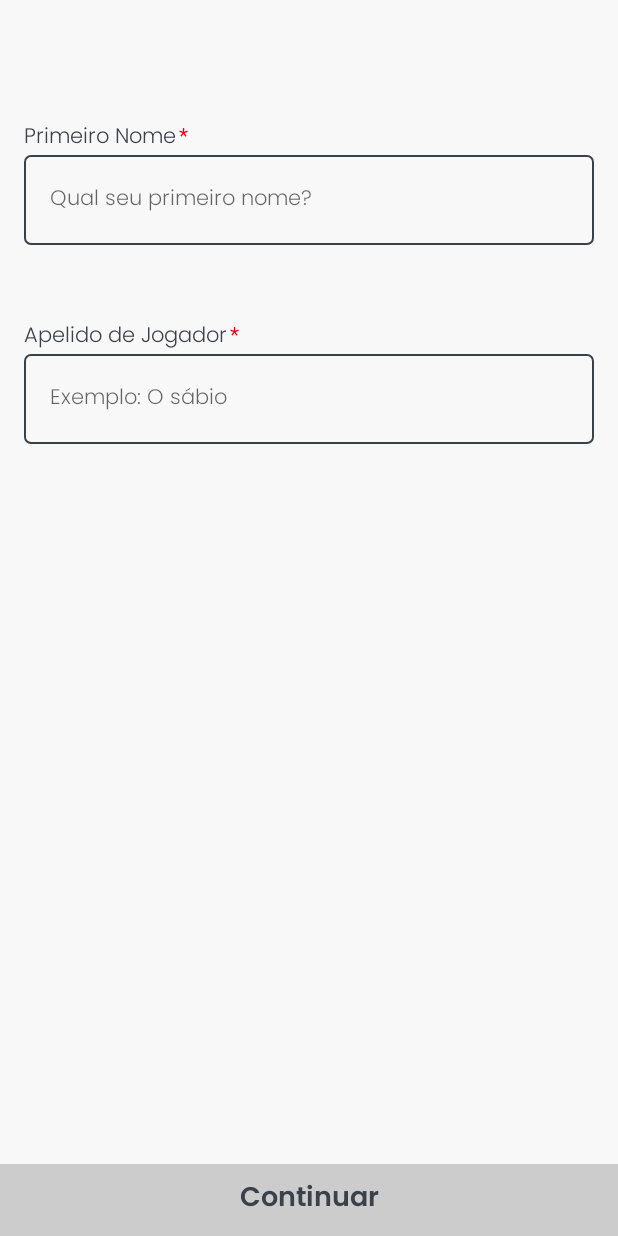
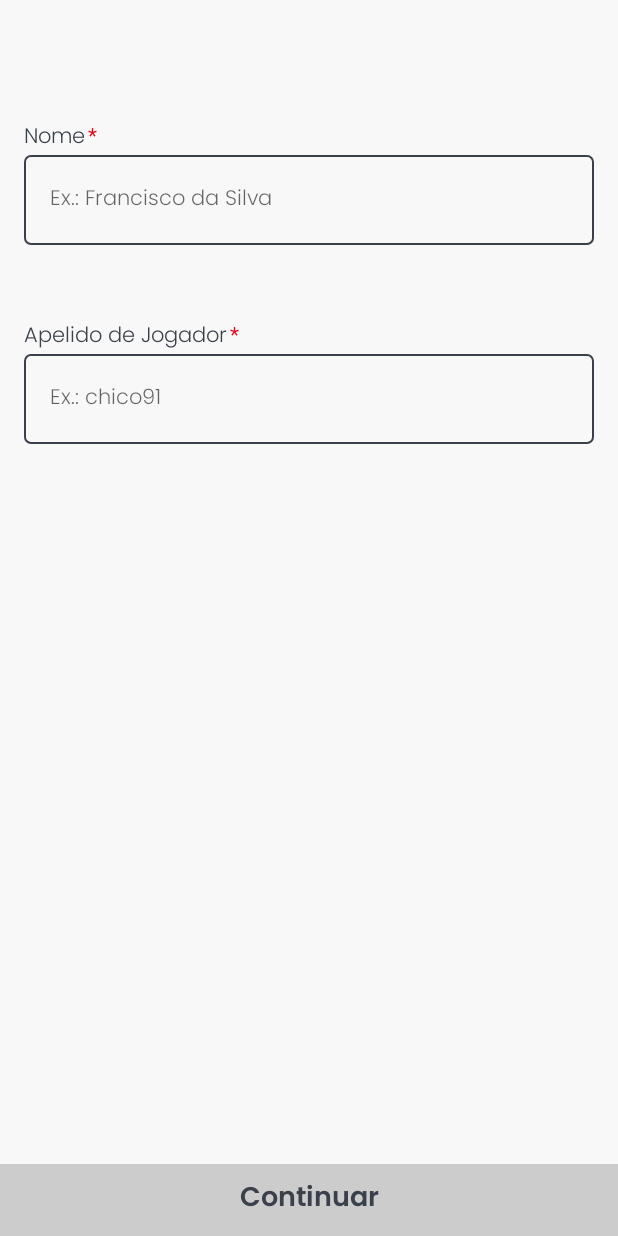
Before and after one commit to eltonjhony/sabidos-mobile, an Android app: the fragment PersonalInfoFragment placed in its activity, on a phone screen of 412 x 824 dp. Run offline under Robolectric (Android 15) with nearby library versions, the phone set to English and light mode, and no system bars; pictures from the network do not load.

Commit message:
Modificações strings

```diff
--- a/app/src/main/java/com/sabidos/presentation/profile/views/UserProfileInfoComponent.kt
+++ b/app/src/main/java/com/sabidos/presentation/profile/views/UserProfileInfoComponent.kt
@@ -24,7 +24,7 @@ class UserProfileInfoComponent @JvmOverloads constructor(
         contentWrapper.show()
         loadingView.stopAnimation()
         loadingView.hide()
-        playerNameTextView.text = "${account.name} - ${account.nickname}"
+        playerNameTextView.text = account.name
         levelStatusComponent.level = account.reputation?.level
         levelStarsComponent.stars = account.reputation?.stars
         answeredValue.text = "${account.totalAnswered}"
--- a/app/src/main/res/values/strings.xml
+++ b/app/src/main/res/values/strings.xml
@@ -4,9 +4,9 @@
     <string name="initial_info_text">Antes de começarmos, informa pra gente</string>
     <string name="next_label">Continuar</string>
     <string name="nickname_player_text">Apelido de Jogador</string>
-    <string name="hint_nickname_field">Exemplo: O sábio</string>
-    <string name="hint_player_name_field">Qual seu primeiro nome?</string>
-    <string name="player_name_text">Primeiro Nome</string>
+    <string name="hint_nickname_field">Ex.: chico91</string>
+    <string name="hint_player_name_field">Ex.: Francisco da Silva</string>
+    <string name="player_name_text">Nome</string>
     <string name="play_label">Jogar</string>
     <string name="home_label">Home</string>
     <string name="premium_label">Premium</string>
@@ -56,7 +56,7 @@
     <string name="category_title_label">Escolha uma categoria</string>
     <string name="exit_label">Sair</string>
     <string name="close_link_label"><u>Sair</u></string>
-    <string name="sign_anonymous_long_text">Caso queira, você também pode logar de forma anônima, clicando</string>
+    <string name="sign_anonymous_long_text">Caso prefira, você também pode entrar como visitante, clicando</string>
     <string name="sign_anonymous_clickable_text">Aqui</string>
     <string name="sign_phone_number_label">Entrar com Telefone</string>
     <string name="sign_email_label">Entrar com Email</string>
@@ -83,9 +83,9 @@
     <string name="performance_label">DESEMPENHO DA RODADA</string>
     <string name="corrects_label">CORRETAS</string>
     <string name="perfect_round_feedback">Rodada Perfeita. Toma aqui seus XPs extra :)</string>
-    <string name="high_round_feedback">Muito bom. Faltou pouco para a rodada perfeita</string>
-    <string name="medium_round_feedback">Você foi mais ou menos. Bora elevar o nível na próxima ;)</string>
-    <string name="low_round_feedback">Foi uma rodada ruim. Bora elevar o nível na próxima ;)</string>
+    <string name="high_round_feedback">Muito bom. Faltou pouco para a rodada perfeita :)</string>
+    <string name="medium_round_feedback">Quase lá. Que tal a rodada perfeita na próxima ;)</string>
+    <string name="low_round_feedback">Foi uma rodada ruim. Vamos tentar elevar o nível na próxima ;)</string>
     <string name="correct_quiz_result_values_label">ACERTOS DA RODADA</string>
     <string name="response_time_label">TEMPO MÉDIO DE RESPOSTA</string>
     <string name="xps_accumulate_label">XPs ACUMULADOS</string>
```
